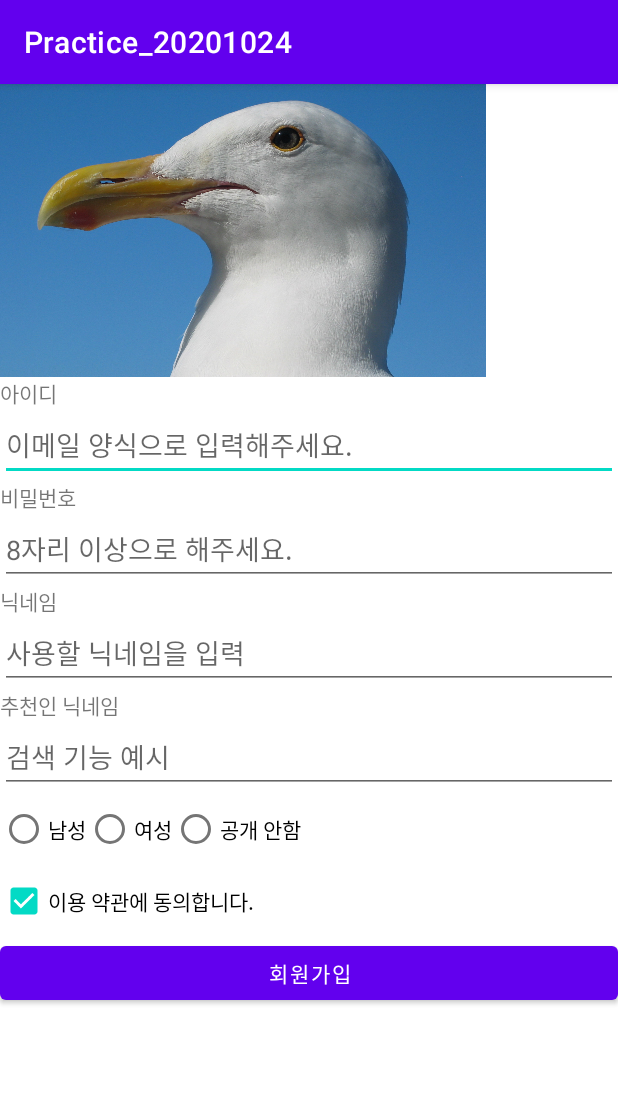
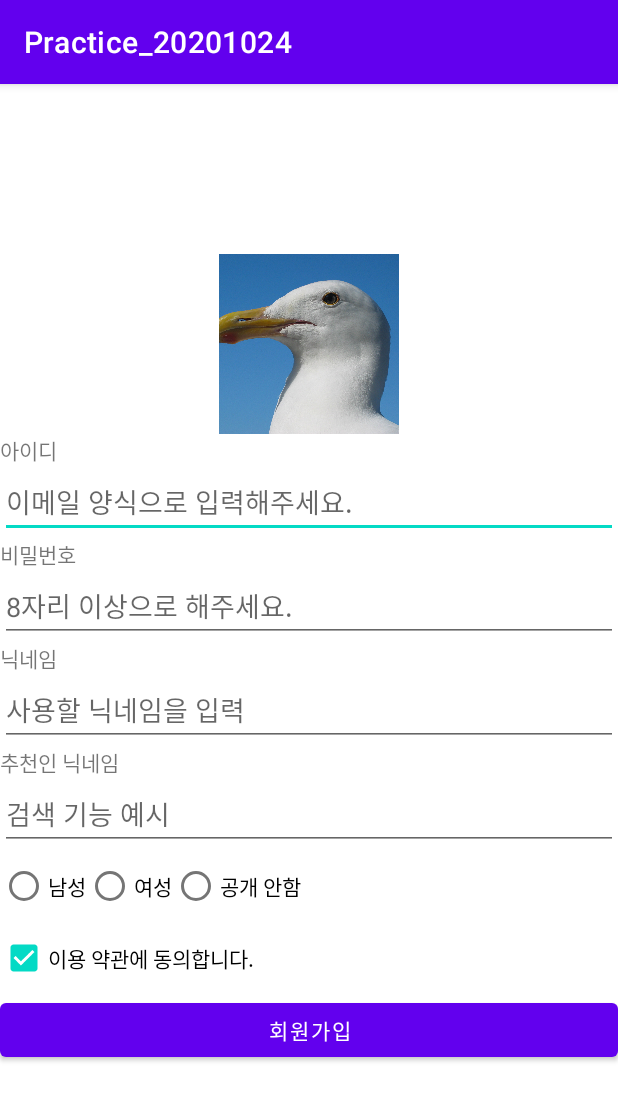
Before and after one commit to KIMHAUN/Practice_20201024, an Android app: the screen it shows after launch (MainActivity), on a phone screen of 412 x 824 dp. Shown: the top 1101 px of the screen. Run offline under Robolectric (Android 15) with nearby library versions, the phone set to English and light mode, and no system bars.

Commit message:
gravity 속성 체험

```diff
--- a/app/src/main/res/layout/activity_main.xml
+++ b/app/src/main/res/layout/activity_main.xml
@@ -5,13 +5,23 @@
     android:layout_width="match_parent"
     android:layout_height="match_parent"
     android:orientation="vertical"
+    android:gravity="center_vertical"
     tools:context=".MainActivity">
 
-    <ImageView
-        android:layout_width="324dp"
-        android:layout_height="195dp"
-        android:scaleType="centerCrop"
-        android:src="@drawable/seagull" />
+    <LinearLayout
+        android:layout_width="match_parent"
+        android:layout_height="wrap_content"
+        android:orientation="vertical"
+        android:gravity="center">
+
+        <ImageView
+            android:layout_width="120dp"
+            android:layout_height="120dp"
+            android:scaleType="centerCrop"
+            android:src="@drawable/seagull" />
+
+    </LinearLayout>
+
 
     <TextView
         android:layout_width="wrap_content"
```
